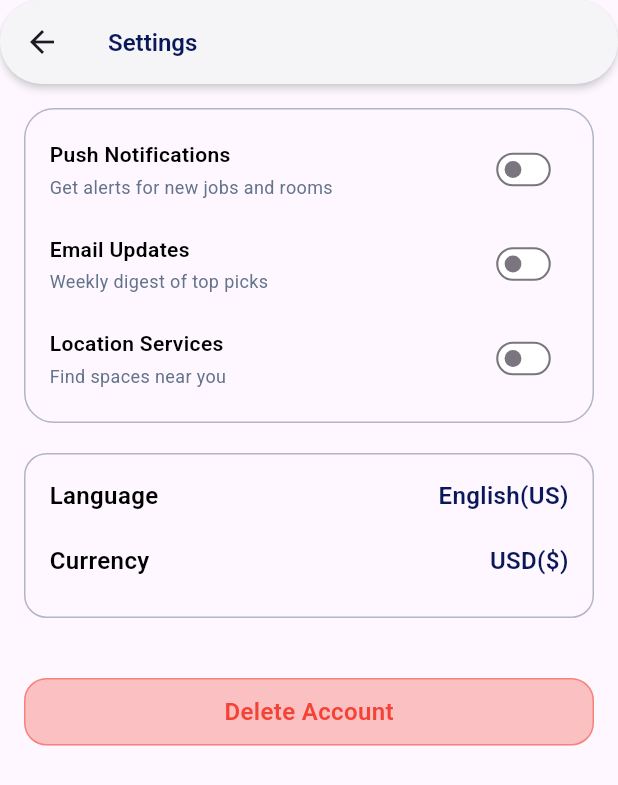
After one commit to sadikshya0/stay_job, a Flutter app: the SettingScreen screen opened directly, on a phone screen of 412 x 824 dp. The commit adds this screen. Shown: the top 785 px of the screen. Run offline on Flutter 3.47's test engine with Material 3 defaults, Android fonts, the phone set to English and light mode, and no system bars; our stand-ins replace carousel_slider, dotted_border, file_picker, flutter_spinkit, flutter_svg, get and 1 more; missing offline and left inert: flutter_launcher_icons.

Commit message:
setting_screen_completed

```diff
--- a/lib/utils/colors.dart
+++ b/lib/utils/colors.dart
@@ -4,7 +4,7 @@ class AppColors {
   static const Color primaryColor = Color(0xFF091859);
   static const Color secondaryColor = Color(0xFF948FE4);
   static const Color whiteColor = Color(0xFFFFFFFF);
-  static const Color lGrey = Color(0xFFEEEEEE);
+  static const Color lGrey = Color(0xFFEEF0F1);
   static const Color textColor = Color(0xFF000000);
   static const Color secondaryTextColor = Color(0xFF64748B);
   static const Color errorColor = Color(0xFFB00020);
--- a/lib/view/dashboard/profile_screen.dart
+++ b/lib/view/dashboard/profile_screen.dart
@@ -11,6 +11,7 @@ import 'package:safe_job/view/dashboard/appointment_screen.dart';
 import 'package:safe_job/view/dashboard/edit_profile_screen.dart';
 import 'package:safe_job/view/dashboard/payment_screen.dart';
 import 'package:safe_job/view/dashboard/saved_screen.dart';
+import 'package:safe_job/view/dashboard/setting_screen.dart';
 import 'package:safe_job/widgets/profile_widgets/profile_card.dart';
 
 class ProfileScreen extends StatelessWidget {
@@ -41,7 +42,16 @@ class ProfileScreen extends StatelessWidget {
               ),
               Row(
                 children: [
-                  Icon(Icons.settings, color: AppColors.textColor, size: 24),
+                  InkWell(
+                    onTap: () {
+                      Get.to(() => SettingScreen());
+                    },
+                    child: Icon(
+                      Icons.settings,
+                      color: AppColors.textColor,
+                      size: 24,
+                    ),
+                  ),
                   SizedBox(width: 10),
                   Icon(
                     Icons.dark_mode_outlined,
--- /dev/null
+++ b/lib/view/dashboard/setting_screen.dart
@@ -0,0 +1,209 @@
+import 'package:flutter/material.dart';
+import 'package:flutter_launcher_icons/xml_templates.dart';
+import 'package:get/get.dart';
+import 'package:safe_job/utils/colors.dart';
+import 'package:safe_job/utils/custom_text_styles.dart';
+import 'package:safe_job/view/auth/login_screen.dart';
+
+class SettingScreen extends StatefulWidget {
+  const SettingScreen({super.key});
+
+  @override
+  State<SettingScreen> createState() => _SettingScreenState();
+}
+
+class _SettingScreenState extends State<SettingScreen> {
+  bool pushNotification = false;
+  bool emailUpdates = false;
+  bool locationServices = false;
+
+  @override
+  Widget build(BuildContext context) {
+    return Scaffold(
+      appBar: AppBar(
+        backgroundColor: AppColors.whiteColor,
+        shape: RoundedRectangleBorder(borderRadius: BorderRadius.circular(30)),
+        elevation: 2,
+        shadowColor: AppColors.lGrey,
+        leading: InkWell(
+          onTap: () => Get.back(),
+          child: const Icon(Icons.arrow_back),
+        ),
+        title: Text(
+          "Settings",
+          style: CustomTextStyles.f16W600(color: AppColors.primaryColor),
+        ),
+      ),
+      body: SafeArea(
+        child: Padding(
+          padding: const EdgeInsets.all(16.0),
+          child: Column(
+            children: [
+              Container(
+                height: 210,
+                width: double.infinity,
+                decoration: BoxDecoration(
+                  border: Border.all(
+                    color: AppColors.secondaryTextColor.withOpacity(0.5),
+                  ),
+                  borderRadius: BorderRadius.circular(20),
+                ),
+                child: Padding(
+                  padding: const EdgeInsets.all(16.0),
+                  child: Column(
+                    children: [
+                      _buildSwitchTile(
+                        title: "Push Notifications",
+                        subtitle: "Get alerts for new jobs and rooms",
+                        value: pushNotification,
+                        onChanged: (val) {
+                          setState(() => pushNotification = val);
+                        },
+                      ),
+                      const SizedBox(height: 15),
+
+                      _buildSwitchTile(
+                        title: "Email Updates",
+                        subtitle: "Weekly digest of top picks",
+                        value: emailUpdates,
+                        onChanged: (val) {
+                          setState(() => emailUpdates = val);
+                        },
+                      ),
+                      const SizedBox(height: 15),
+
+                      _buildSwitchTile(
+                        title: "Location Services",
+                        subtitle: "Find spaces near you",
+                        value: locationServices,
+                        onChanged: (val) {
+                          setState(() => locationServices = val);
+                        },
+                      ),
+                    ],
+                  ),
+                ),
+              ),
+              SizedBox(height: 20),
+              Container(
+                height: 110,
+                width: double.infinity,
+                decoration: BoxDecoration(
+                  border: Border.all(
+                    color: AppColors.secondaryTextColor.withOpacity(0.5),
+                  ),
+                  borderRadius: BorderRadius.circular(15),
+                ),
+                child: Padding(
+                  padding: const EdgeInsets.all(16.0),
+                  child: Column(
+                    children: [
+                      Row(
+                        mainAxisAlignment: MainAxisAlignment.spaceBetween,
+                        children: [
+                          Text(
+                            "Language",
+                            style: CustomTextStyles.f16W600(
+                              color: AppColors.textColor,
+                            ),
+                          ),
+                          Text(
+                            "English(US)",
+                            style: CustomTextStyles.f16W600(
+                              color: AppColors.primaryColor,
+                            ),
+                          ),
+                        ],
+                      ),
+                      SizedBox(height: 20),
+                      Row(
+                        mainAxisAlignment: MainAxisAlignment.spaceBetween,
+                        children: [
+                          Text(
+                            "Currency",
+                            style: CustomTextStyles.f16W600(
+                              color: AppColors.textColor,
+                            ),
+                          ),
+                          Text(
+                            "USD(\$)",
+                            style: CustomTextStyles.f16W600(
+                              color: AppColors.primaryColor,
+                            ),
+                          ),
+                        ],
+                      ),
+                    ],
+                  ),
+                ),
+              ),
+              SizedBox(height: 40),
+              InkWell(
+                onTap: () {
+                  Get.to(() => LoginScreen());
+                },
+                child: Container(
+                  height: 45,
+                  width: double.infinity,
+                  decoration: BoxDecoration(
+                    color: Colors.red.withOpacity(0.3),
+                    border: Border.all(color: Colors.red.withOpacity(0.5)),
+                    borderRadius: BorderRadius.circular(15),
+                  ),
+                  child: Center(
+                    child: Text(
+                      "Delete Account",
+                      style: CustomTextStyles.f16W600(color: Colors.red),
+                    ),
+                  ),
+                ),
+              ),
+            ],
+          ),
+        ),
+      ),
+    );
+  }
+
+  Widget _buildSwitchTile({
+    required String title,
+    required String subtitle,
+    required bool value,
+    required Function(bool) onChanged,
+  }) {
+    return Row(
+      mainAxisAlignment: MainAxisAlignment.spaceBetween,
+      children: [
+        Expanded(
+          child: Column(
+            crossAxisAlignment: CrossAxisAlignment.start,
+            children: [
+              Text(
+                title,
+                style: CustomTextStyles.f14W600(color: AppColors.textColor),
+              ),
+              const SizedBox(height: 3),
+              Text(
+                subtitle,
+                style: CustomTextStyles.f12W400(
+                  color: AppColors.secondaryTextColor,
+                ),
+              ),
+            ],
+          ),
+        ),
+        Transform.scale(
+          scale: 0.7,
+          child: Switch(
+            value: value,
+
+            activeColor: AppColors.whiteColor,
+            activeTrackColor: AppColors.primaryColor,
+            inactiveTrackColor: AppColors.whiteColor,
+            onChanged: onChanged,
+          ),
+        ),
+      ],
+    );
+  }
+}
```
